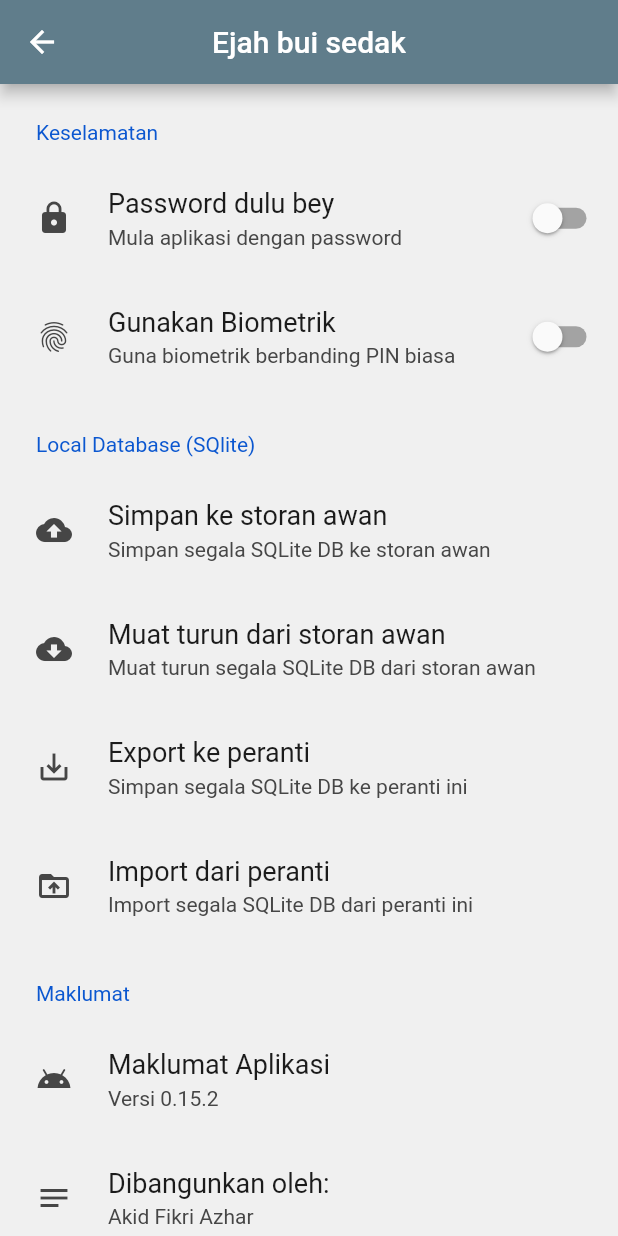
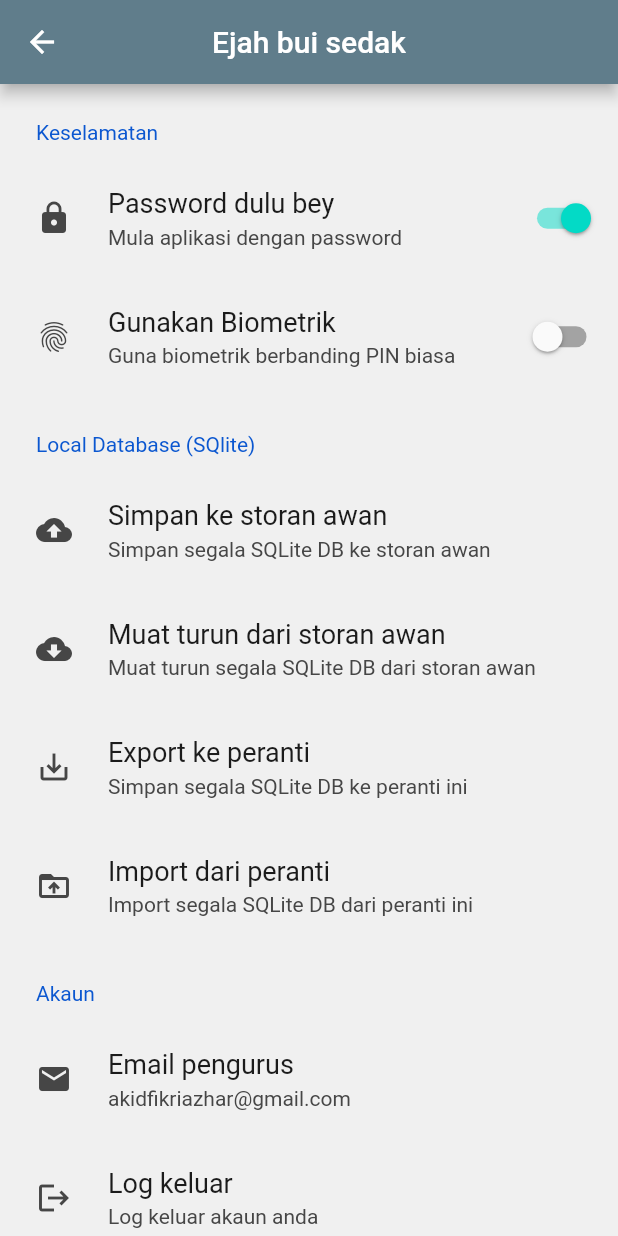
Before and after one commit to TuanPengarah/AdminPanel, a Flutter app: the HomeScreen screen opened by its route, after a tap on the "settings" icon, on a phone screen of 412 x 824 dp. Run offline on Flutter 3.47's test engine with Material 2 defaults, Android fonts, the phone set to English and light mode, and no system bars; drawn by our look-alikes of oktoast, settings_ui; our stand-ins replace adaptive_theme, after_layout, assets_audio_player, auto_size_text, cloud_firestore, dismissible_page and 21 more; missing offline and left inert: avatar_letter, esc_pos_bluetooth, esc_pos_utils, flutter_bluetooth_basic, flutter_fluid_slider and 2 more; accounts and stored records are empty.

Commit message:
Initialize admin login Admin must login first to use this apps Add account option on setting

```diff
--- /dev/null
+++ b/lib/brain/auth_services.dart
@@ -0,0 +1,33 @@
+import 'package:firebase_auth/firebase_auth.dart';
+import 'package:flutter/foundation.dart';
+
+class AuthenticationService extends ChangeNotifier {
+  final FirebaseAuth _firebaseAuth;
+  String error = 'Selesai!';
+
+  AuthenticationService(this._firebaseAuth);
+
+  Stream<User> get authStateChanges => _firebaseAuth.authStateChanges();
+
+  getError(String e) {
+    error = e;
+    notifyListeners();
+  }
+
+  Future<String> signIn({String email, String password}) async {
+    try {
+      await _firebaseAuth.signInWithEmailAndPassword(
+          email: email, password: password);
+      getError('Log Masuk selesai');
+      return 'Log Masuk selesai';
+    } on FirebaseAuthException catch (e) {
+      print(e.message);
+      getError(e.message);
+      return e.message;
+    }
+  }
+
+  Future<void> signOut() async {
+    await _firebaseAuth.signOut();
+  }
+}
--- a/lib/screens/home/home_screen.dart
+++ b/lib/screens/home/home_screen.dart
@@ -48,7 +48,12 @@
   @override
   Widget build(BuildContext context) {
     SystemChrome.setSystemUIOverlayStyle(
-        SystemUiOverlayStyle(systemNavigationBarColor: Colors.blueGrey));
+      SystemUiOverlayStyle(
+        systemNavigationBarColor: Colors.blueGrey,
+        statusBarIconBrightness: Brightness.light,
+        systemNavigationBarIconBrightness: Brightness.light,
+      ),
+    );
     return Scaffold(
       backgroundColor: Colors.blueGrey,
       body: SafeArea(
--- a/lib/screens/setting/settings.dart
+++ b/lib/screens/setting/settings.dart
@@ -1,5 +1,6 @@
 import 'package:flutter/material.dart';
 import 'package:oktoast/oktoast.dart';
+import 'package:services_form/brain/auth_services.dart';
 import 'package:services_form/brain/constant.dart';
 import 'package:services_form/screens/setting/savecloud_confirmation.dart';
 import 'package:settings_ui/settings_ui.dart';
@@ -138,6 +139,27 @@
             ],
           ),
           SettingsSection(
+            title: 'Akaun',
+            tiles: [
+              SettingsTile(
+                title: 'Email pengurus',
+                subtitle: 'akidfikriazhar@gmail.com',
+                leading: Icon(Icons.email),
+                onPressed: (value) {},
+              ),
+              SettingsTile(
+                title: 'Log keluar',
+                subtitle: 'Log keluar akaun anda',
+                leading: Icon(Icons.logout),
+                onPressed: (value) async {
+                  await context.read<AuthenticationService>().signOut();
+                  Navigator.pop(context);
+                  Navigator.pushReplacementNamed(context, 'authwrapper');
+                },
+              ),
+            ],
+          ),
+          SettingsSection(
             title: 'Maklumat',
             tiles: [
               SettingsTile(
```
Also changed, not shown: lib/brain/auth_wrapper.dart (added, +17 -0 lines), lib/main.dart (+15 -1 lines), lib/screens/loginAuth/login.dart (+17 -1 lines).
